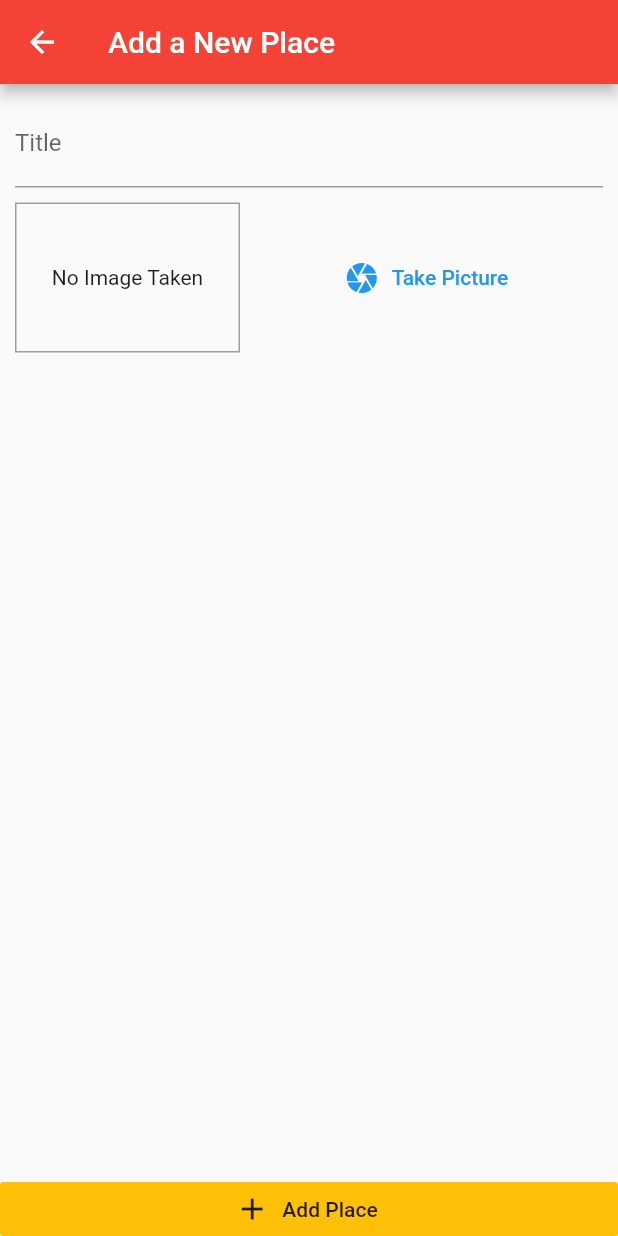
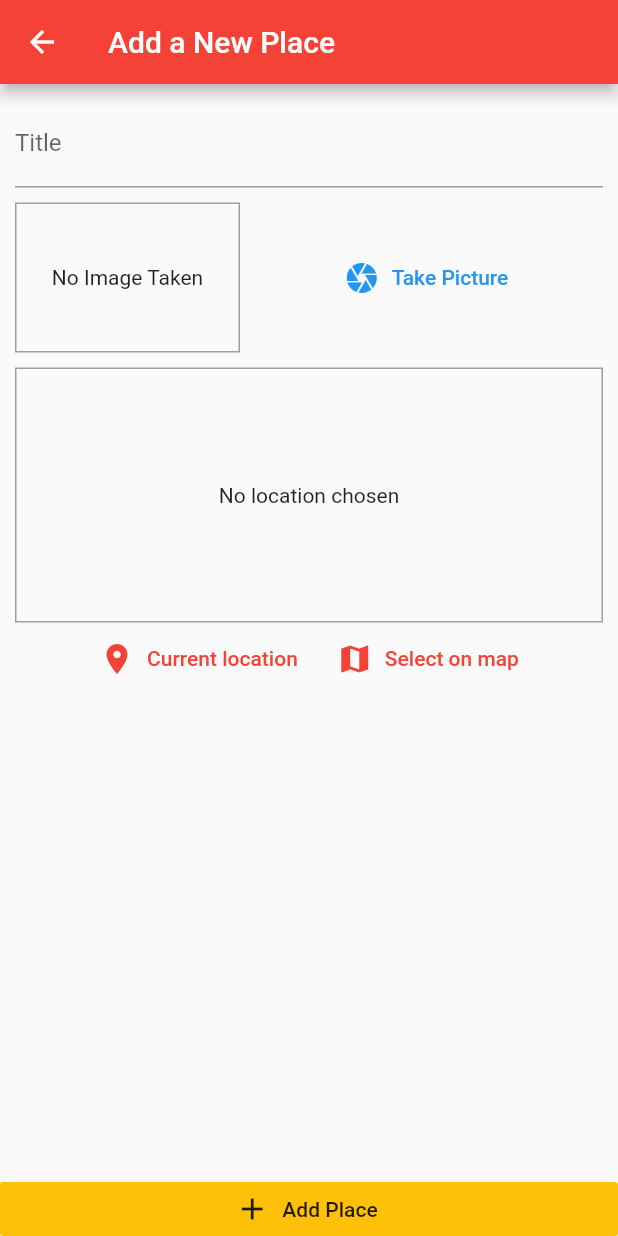
Before and after one commit to Akhil-096/great_places, a Flutter app: the screen it shows after launch, after a tap on the "add" icon, on a phone screen of 412 x 824 dp. Run offline on Flutter 3.47's test engine with Material 2 defaults, Android fonts, the phone set to English and light mode, and no system bars; our stand-ins replace image_picker, location, sqflite; accounts and stored records are empty.

Commit message:
1st commit

```diff
--- /dev/null
+++ b/lib/helper/db_helper.dart
@@ -0,0 +1,24 @@
+import 'package:sqflite/sqflite.dart' as sql;
+import 'package:path/path.dart' as path;
+import 'package:sqflite/sqlite_api.dart';
+
+class DBHelper {
+  static Future<Database> database() async {
+    final dbPath = await sql.getDatabasesPath();
+    return await sql.openDatabase(path.join(dbPath, 'places.db'),
+        onCreate: (db, version) {
+      return db.execute(
+          'CREATE TABLE user_places(id TEXT PRIMARY KEY, title Text, image TEXT)');
+    }, version: 1);
+  }
+
+  static Future<void> insert(String table, Map<String, Object> data) async {
+    final db = await DBHelper.database();
+    db.insert(table, data, conflictAlgorithm: sql.ConflictAlgorithm.replace);
+  }
+
+  static Future<List<Map<String, dynamic>>> getData(String table) async {
+    final db = await DBHelper.database();
+    return db.query(table);
+  }
+}
--- a/lib/providers/great_places.dart
+++ b/lib/providers/great_places.dart
@@ -1,17 +1,18 @@
 import 'dart:io';
 
 import 'package:flutter/foundation.dart';
+import 'package:great_places/helper/db_helper.dart';
 import 'package:great_places/models/place.dart';
 
 class GreatPlaces with ChangeNotifier {
-  final List<Place> _items = [];
+  List<Place> _items = [];
 
   List<Place> get items {
     return [..._items];
   }
 
   void addPlace(String pickedTitle, File pickedImage) {
-    final newPlace = Place(
+    final newPlace = Place (
       id: DateTime.now().toString(),
       title: pickedTitle,
       image: pickedImage,
@@ -19,5 +20,22 @@ class GreatPlaces with ChangeNotifier {
     );
     _items.add(newPlace);
     notifyListeners();
+    DBHelper.insert('user_places', {
+      'id': newPlace.id,
+      'title': newPlace.title,
+      'image': newPlace.image.path
+    });
+  }
+
+  Future<void> fetchAndSetPlaces() async {
+    final dataList = await DBHelper.getData('user_places');
+    _items = dataList
+        .map((item) => Place(
+            id: item['id'],
+            title: item['title'],
+            location: null,
+            image: File(item['image'])))
+        .toList();
+    notifyListeners();
   }
 }
--- a/lib/screens/add_place_screen.dart
+++ b/lib/screens/add_place_screen.dart
@@ -1,6 +1,7 @@
 import 'dart:io';
 
 import 'package:flutter/material.dart';
+import 'package:great_places/widgets/location_input.dart';
 import 'package:provider/provider.dart';
 
 import '../widgets/image_input.dart';
@@ -55,6 +56,8 @@ class _AddPlaceScreenState extends State<AddPlaceScreen> {
                       height: 10,
                     ),
                     ImageInput(_selectImage),
+                    const SizedBox(height: 10,),
+                    const LocationInput(),
                   ],
                 ),
               ),
--- a/lib/screens/places_list_screen.dart
+++ b/lib/screens/places_list_screen.dart
@@ -19,24 +19,34 @@ class PlacesListScreen extends StatelessWidget {
               icon: const Icon(Icons.add))
         ],
       ),
-      body: Consumer<GreatPlaces>(
+      body: FutureBuilder(
+        future: Provider.of<GreatPlaces>(context, listen: false)
+            .fetchAndSetPlaces(),
+        builder: (ctx, snapshot) =>
+            snapshot.connectionState == ConnectionState.waiting
+                ? const Center(
+                    child: CircularProgressIndicator(),
+                  )
+                : Consumer<GreatPlaces>(
                     child: const Center(
                       child: Text(
                         'Got no places yet',
                       ),
                     ),
                     builder: (ctx, greatPlaces, ch) => greatPlaces.items.isEmpty
-              ? ch as Widget
+                        ? ch
                         : ListView.builder(
                             itemBuilder: (ctx, i) => ListTile(
                               leading: CircleAvatar(
-                      backgroundImage: FileImage(greatPlaces.items[i].image),
+                                backgroundImage:
+                                    FileImage(greatPlaces.items[i].image),
                               ),
                               title: Text(greatPlaces.items[i].title),
                               onTap: () {},
                             ),
                             itemCount: greatPlaces.items.length,
                           )),
+      ),
     );
   }
 }
--- /dev/null
+++ b/lib/widgets/location_input.dart
@@ -0,0 +1,55 @@
+import 'package:flutter/material.dart';
+import 'package:location/location.dart';
+
+class LocationInput extends StatefulWidget {
+  const LocationInput({Key key}) : super(key: key);
+
+  @override
+  _LocationInputState createState() => _LocationInputState();
+}
+
+class _LocationInputState extends State<LocationInput> {
+  String _previewImageUrl;
+
+  Future<void> _getCurrentUserLocation() async {
+    final locData = await Location().getLocation();
+  }
+
+  @override
+  Widget build(BuildContext context) {
+    return Column(
+      children: [
+        Container(
+          decoration:
+              BoxDecoration(border: Border.all(width: 1, color: Colors.grey)),
+          alignment: Alignment.center,
+          height: 170,
+          width: double.infinity,
+          child: _previewImageUrl == null
+              ? const Text(
+                  'No location chosen',
+                  textAlign: TextAlign.center,
+                )
+              : Image.network(_previewImageUrl),
+        ),
+        Row(
+          mainAxisAlignment: MainAxisAlignment.center,
+          children: [
+            TextButton.icon(
+              onPressed: _getCurrentUserLocation,
+              icon: const Icon(Icons.location_on),
+              label: const Text('Current location'),
+            ),
+            const SizedBox(
+              width: 10,
+            ),
+            TextButton.icon(
+                onPressed: () {},
+                icon: const Icon(Icons.map),
+                label: const Text('Select on map'))
+          ],
+        )
+      ],
+    );
+  }
+}
--- a/pubspec.yaml
+++ b/pubspec.yaml
@@ -32,6 +32,8 @@ dependencies:
   provider: ^6.0.2
   image_picker: ^0.8.4+4
   path_provider: ^2.0.8
+  sqflite: ^2.0.1
+  location: ^4.3.0
 
 
   # The following adds the Cupertino Icons font to your application.
```
Also changed, not shown: pubspec.lock, 1 other file. Lines whose indentation alone changed are shown as unchanged.
